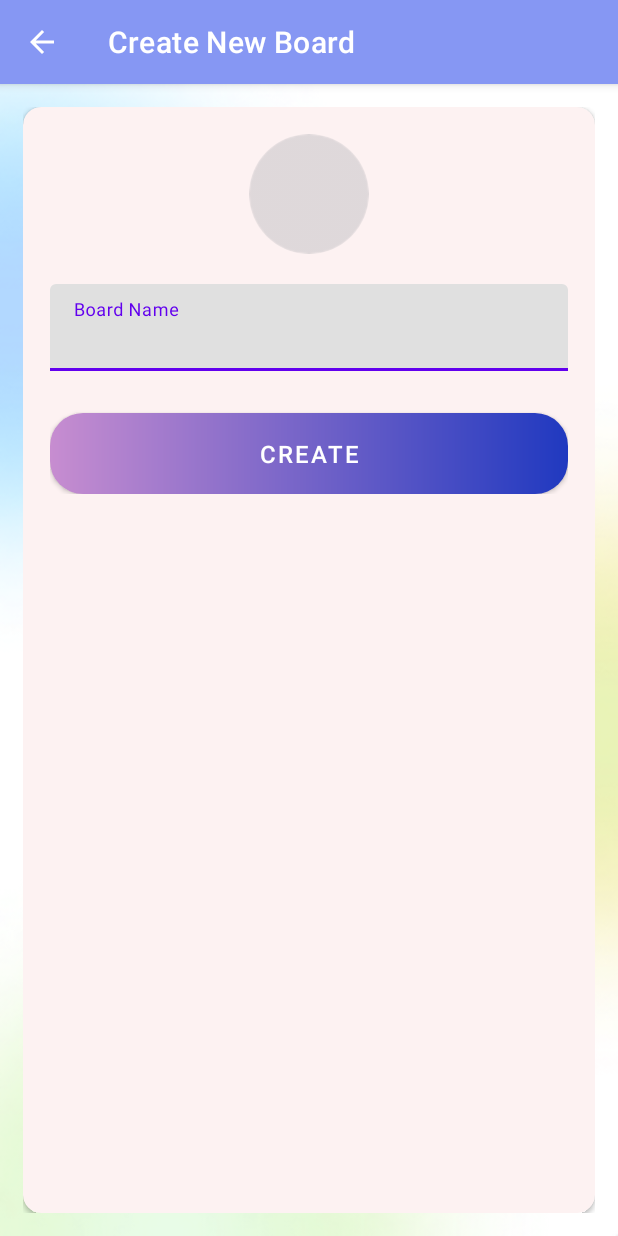
After one commit to surajmaity1/Averysync, an Android app: the NewBoard screen opened directly, with no data from a screen before it, on a phone screen of 412 x 824 dp. The commit adds this screen. Run offline under Robolectric (Android 15) with nearby library versions, the phone set to English and light mode, and no system bars; our stand-ins replace CircleImageView, Firebase (no records; nobody signed in at launch, a user with empty details on screens opened directly).

Commit message:
feats: Create Board [ Image Upload ]

```diff
--- /dev/null
+++ b/app/src/main/res/drawable/ic_add_btn.xml
@@ -0,0 +1,5 @@
+<vector android:height="24dp" android:tint="#FFFFFF"
+    android:viewportHeight="24" android:viewportWidth="24"
+    android:width="24dp" xmlns:android="http://schemas.android.com/apk/res/android">
+    <path android:fillColor="@android:color/white" android:pathData="M19,13h-6v6h-2v-6H5v-2h6V5h2v6h6v2z"/>
+</vector>
--- /dev/null
+++ b/app/src/main/res/layout/activity_new_board.xml
@@ -0,0 +1,84 @@
+<?xml version="1.0" encoding="utf-8"?>
+<LinearLayout xmlns:android="http://schemas.android.com/apk/res/android"
+    xmlns:app="http://schemas.android.com/apk/res-auto"
+    xmlns:tools="http://schemas.android.com/tools"
+    android:layout_width="match_parent"
+    android:layout_height="match_parent"
+    android:orientation="vertical"
+    tools:context=".activities.NewBoard">
+
+    <com.google.android.material.appbar.AppBarLayout
+        android:layout_width="match_parent"
+        android:layout_height="wrap_content"
+        android:theme="@style/Theme.Averysync.OverlayAppBar">
+
+        <androidx.appcompat.widget.Toolbar
+            android:id="@+id/new_board_toolbar"
+            android:layout_width="match_parent"
+            android:layout_height="?attr/actionBarSize"
+            android:background="@color/color_toolbar"
+            app:popupTheme="@style/Theme.Averysync.OverlayPopUp" />
+    </com.google.android.material.appbar.AppBarLayout>
+
+    <LinearLayout
+        android:layout_width="match_parent"
+        android:layout_height="match_parent"
+        android:background="@drawable/splash_bg"
+        android:orientation="vertical"
+        android:padding="@dimen/new_brd_padding">
+
+        <androidx.cardview.widget.CardView
+            android:layout_width="match_parent"
+            android:layout_height="match_parent"
+            android:elevation="@dimen/card_view_elevation"
+            app:cardBackgroundColor="@color/off_white"
+            app:cardCornerRadius="@dimen/card_view_corner_radius">
+
+            <LinearLayout
+                android:layout_width="match_parent"
+                android:layout_height="wrap_content"
+                android:gravity="center_horizontal"
+                android:orientation="vertical"
+                android:padding="@dimen/card_view_content_padding">
+
+                <de.hdodenhof.circleimageview.CircleImageView
+                    android:id="@+id/brd_img"
+                    android:layout_width="@dimen/new_brd_img_sz"
+                    android:layout_height="@dimen/new_brd_img_sz"
+                    android:contentDescription="@string/img_desc"
+                    android:src="@drawable/ic_board_place_holder" />
+
+                <com.google.android.material.textfield.TextInputLayout
+                    android:layout_width="match_parent"
+                    android:layout_height="wrap_content"
+                    android:layout_marginTop="@dimen/new_brd_mrg_top">
+
+                    <androidx.appcompat.widget.AppCompatEditText
+                        android:id="@+id/new_brd_name"
+                        android:layout_width="match_parent"
+                        android:layout_height="wrap_content"
+                        android:hint="@string/brd_name"
+                        android:inputType="text"
+                        android:textSize="@dimen/enter_txt_sz" />
+
+                </com.google.android.material.textfield.TextInputLayout>
+
+                <Button
+                    android:id="@+id/brd_create_btn"
+                    android:layout_width="match_parent"
+                    android:layout_height="wrap_content"
+                    android:layout_gravity="center"
+                    android:layout_marginTop="@dimen/new_brd_btn_mrg_top"
+                    android:background="@drawable/customized_button"
+                    app:backgroundTint="@null"
+                    android:gravity="center"
+                    android:paddingTop="@dimen/btn_padding_top_btm"
+                    android:paddingBottom="@dimen/btn_padding_top_btm"
+                    android:text="@string/create"
+                    android:textColor="@color/white"
+                    android:textSize="@dimen/btn_txt_size" />
+            </LinearLayout>
+        </androidx.cardview.widget.CardView>
+
+    </LinearLayout>
+</LinearLayout>
--- a/app/src/main/res/values-night/themes.xml
+++ b/app/src/main/res/values-night/themes.xml
@@ -2,12 +2,12 @@
     <!-- Base application theme. -->
     <style name="Theme.Averysync" parent="Theme.MaterialComponents.DayNight.DarkActionBar">
         <!-- Primary brand color. -->
-        <item name="colorPrimary">@color/purple_200</item>
+        <item name="colorPrimary">@color/purple_500</item>
         <item name="colorPrimaryVariant">@color/purple_700</item>
-        <item name="colorOnPrimary">@color/black</item>
+        <item name="colorOnPrimary">@color/white</item>
         <!-- Secondary brand color. -->
         <item name="colorSecondary">@color/teal_200</item>
-        <item name="colorSecondaryVariant">@color/teal_200</item>
+        <item name="colorSecondaryVariant">@color/teal_700</item>
         <item name="colorOnSecondary">@color/black</item>
         <!-- Status bar color. -->
         <item name="android:statusBarColor">?attr/colorPrimaryVariant</item>
--- a/app/src/main/res/values/colors.xml
+++ b/app/src/main/res/values/colors.xml
@@ -15,4 +15,5 @@
     <color name="gray_light">#7A8084</color>
     <color name="snack_bar_err_color">#F44336</color>
     <color name="color_toolbar">#8697F3</color>
+
 </resources>
--- a/app/src/main/res/values/dimens.xml
+++ b/app/src/main/res/values/dimens.xml
@@ -50,4 +50,9 @@
     <dimen name="usr_profile_email_margin_t">22dp</dimen>
     <dimen name="usr_profile_mob_margin_t">22dp</dimen>
     <dimen name="usr_profile_btn_margin_t">28dp</dimen>
+    <dimen name="fab_btn_mrg">14dp</dimen>
+    <dimen name="new_brd_padding">15dp</dimen>
+    <dimen name="new_brd_img_sz">80dp</dimen>
+    <dimen name="new_brd_mrg_top">20dp</dimen>
+    <dimen name="new_brd_btn_mrg_top">28dp</dimen>
 </resources>
--- a/app/src/main/res/values/strings.xml
+++ b/app/src/main/res/values/strings.xml
@@ -20,4 +20,7 @@
     <string name="pls_wt">Please Wait&#8230;</string>
     <string name="reset_pwd">Reset Password</string>
     <string name="reset_pwd_desc_txt">Reset password using registered email</string>
+    <string name="new_brd_title">Create New Board</string>
+    <string name="create">Create</string>
+    <string name="brd_name">Board Name</string>
 </resources>
```
Also changed, not shown: app/src/main/AndroidManifest.xml (+6 -2 lines), app/src/main/java/com/surajmyt/averysync/activities/MainActivity.kt (+14 -0 lines), app/src/main/java/com/surajmyt/averysync/activities/NewBoard.kt (added, +175 -0 lines), app/src/main/java/com/surajmyt/averysync/activities/UsrProfile.kt (+6 -16 lines), app/src/main/java/com/surajmyt/averysync/models/Board.kt (added, +41 -0 lines), app/src/main/java/com/surajmyt/averysync/realtime_database/FireBaseRDB.kt (+17 -0 lines), app/src/main/java/com/surajmyt/averysync/utils/Constants.kt (+16 -0 lines), app/src/main/res/layout/dashboard_app_bar.xml (+9 -0 lines), app/src/main/res/drawable/ic_board_place_holder.png (added).
